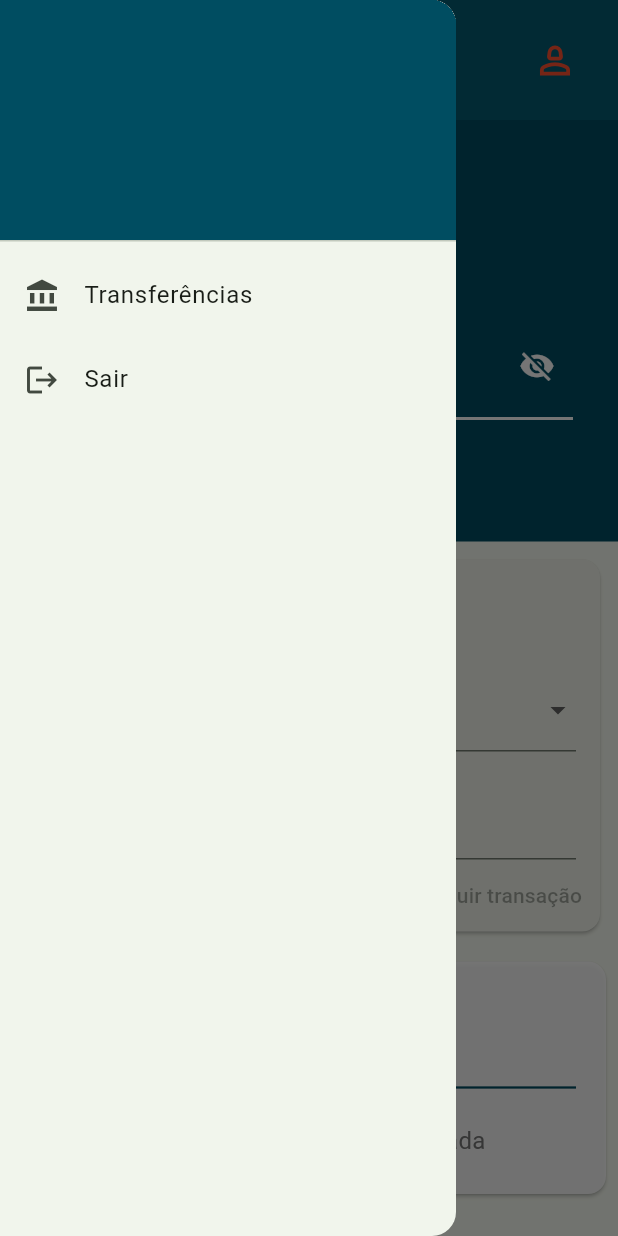
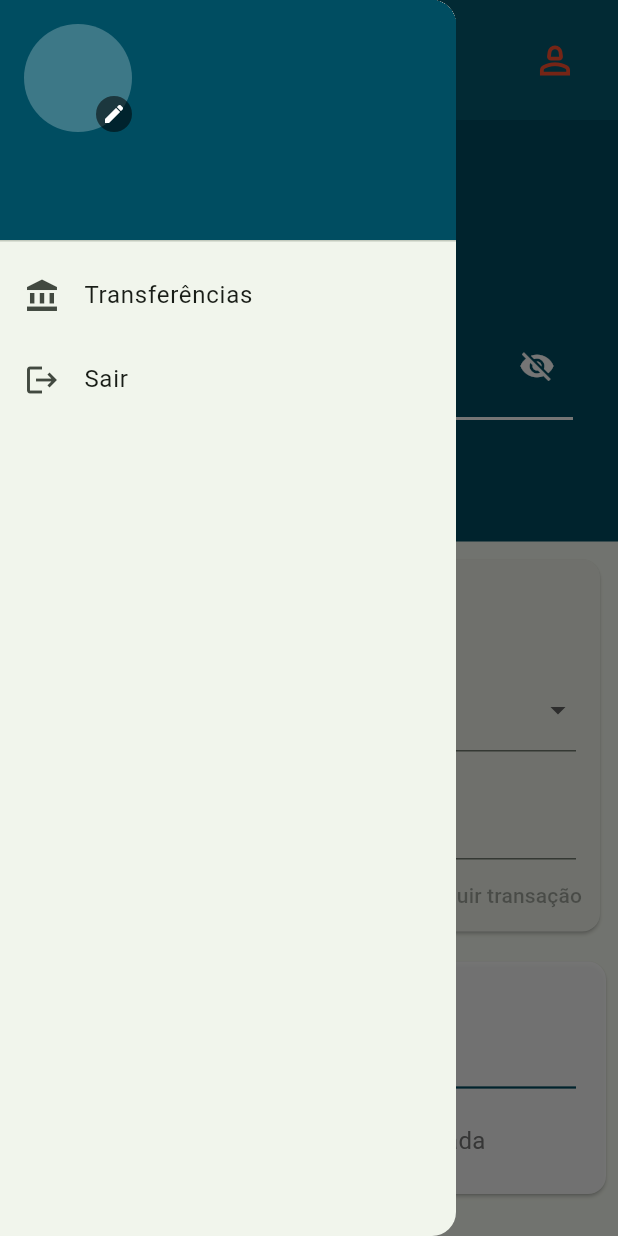
Before and after one commit to coelhoadler/pos-fiap-FRNT-TC-financeiro-mobile, a Flutter app: the DashboardScreen screen opened by its route, in the side drawer, after a tap on the "menu" icon, on a phone screen of 412 x 824 dp. Run offline on Flutter 3.47's test engine with Material 3 defaults, Android fonts, the phone set to English and light mode, and no system bars; our stand-ins replace cloud_firestore, firebase_auth, firebase_core, firebase_storage, fl_chart, flutter_multi_formatter and 3 more; accounts and stored records are empty.

Commit message:
feat: add avatar upload functionality and improve user interface in dashboard

```diff
--- a/lib/components/screens/dashboard/new_transfer/new_transfer.dart
+++ b/lib/components/screens/dashboard/new_transfer/new_transfer.dart
@@ -59,8 +59,10 @@ class _NewTransferScreenState extends State<NewTransferScreen> {
             'imagePathUrl': null,
           });
 
-      FocusScope.of(context).unfocus();
-      ToastUtil.showToast(context, 'Transação criada com sucesso.');
+      if (mounted) {
+        FocusScope.of(context).unfocus();
+        ToastUtil.showToast(context, 'Transação criada com sucesso.');
+      }
 
       setState(() {
         selectedValue = '';
--- a/lib/screens/dashboard.dart
+++ b/lib/screens/dashboard.dart
@@ -1,6 +1,10 @@
+import 'dart:io';
+
 import 'package:cloud_firestore/cloud_firestore.dart';
 import 'package:firebase_auth/firebase_auth.dart';
+import 'package:firebase_storage/firebase_storage.dart';
 import 'package:flutter/material.dart';
+import 'package:image_picker/image_picker.dart';
 import 'package:pos_fiap_fin_mobile/components/screens/dashboard/charts/pie/pie_chart.dart';
 import 'package:pos_fiap_fin_mobile/components/screens/dashboard/new_transfer/new_transfer.dart';
 import 'package:pos_fiap_fin_mobile/components/ui/firebase_logout_util.dart';
@@ -24,6 +28,10 @@ class _DashboardScreenState extends State<DashboardScreen> {
 
   bool hasTransactions = false;
   List<QueryDocumentSnapshot<Map<String, dynamic>>> transactionsData = [];
+
+  String? _photoUrl;
+  bool _uploadingAvatar = false;
+  final ImagePicker _picker = ImagePicker();
 
   @override
   void initState() {
@@ -52,6 +60,48 @@ class _DashboardScreenState extends State<DashboardScreen> {
         });
   }
 
+  Future<void> _pickAndUploadAvatar() async {
+    if (_auth.currentUser == null) return;
+
+    try {
+      final XFile? picked = await _picker.pickImage(
+        source: ImageSource.gallery,
+        maxWidth: 512,
+        maxHeight: 512,
+        imageQuality: 85,
+      );
+      if (picked == null) return;
+
+      setState(() => _uploadingAvatar = true);
+
+      final file = File(picked.path);
+      final ref = FirebaseStorage.instance
+          .ref()
+          .child('users')
+          .child(_auth.currentUser!.uid)
+          .child('avatar.jpg');
+
+      await ref.putFile(file, SettableMetadata(contentType: 'image/jpeg'));
+      final downloadUrl = await ref.getDownloadURL();
+
+      await _auth.currentUser!.updatePhotoURL(downloadUrl);
+      await _auth.currentUser!.reload();
+      setState(() {
+        _photoUrl = downloadUrl;
+      });
+    } catch (e) {
+      if (mounted) {
+        ScaffoldMessenger.of(
+          context,
+        ).showSnackBar(SnackBar(content: Text('Erro ao atualizar avatar: $e')));
+      }
+    } finally {
+      if (mounted) {
+        setState(() => _uploadingAvatar = false);
+      }
+    }
+  }
+
   @override
   Widget build(BuildContext context) {
     return Scaffold(
@@ -65,9 +115,78 @@ class _DashboardScreenState extends State<DashboardScreen> {
           children: [
             DrawerHeader(
               decoration: const BoxDecoration(color: Color(0xFF004D61)),
-              child: Text(
-                _auth.currentUser?.displayName ?? 'Usuário',
-                style: const TextStyle(color: Colors.white, fontSize: 24),
+              child: Column(
+                crossAxisAlignment: CrossAxisAlignment.start,
+                children: [
+                  GestureDetector(
+                    onTap: _uploadingAvatar ? null : _pickAndUploadAvatar,
+                    child: Stack(
+                      alignment: Alignment.center,
+                      children: [
+                        CircleAvatar(
+                          radius: 36,
+                          backgroundColor: Colors.white24,
+                          backgroundImage:
+                              (_photoUrl != null && _photoUrl!.isNotEmpty)
+                              ? NetworkImage(_photoUrl!)
+                              : null,
+                          child: (_photoUrl == null || _photoUrl!.isEmpty)
+                              ? Text(
+                                  (_auth.currentUser?.displayName ?? 'U')
+                                      .trim()
+                                      .split(' ')
+                                      .where((p) => p.isNotEmpty)
+                                      .take(2)
+                                      .map((p) => p[0].toUpperCase())
+                                      .join(),
+                                  style: const TextStyle(
+                                    fontSize: 24,
+                                    color: Colors.white,
+                                    fontWeight: FontWeight.bold,
+                                  ),
+                                )
+                              : null,
+                        ),
+                        if (_uploadingAvatar)
+                          const SizedBox(
+                            height: 72,
+                            width: 72,
+                            child: CircularProgressIndicator(
+                              strokeWidth: 3,
+                              color: Colors.white,
+                            ),
+                          ),
+                        if (!_uploadingAvatar)
+                          Positioned(
+                            bottom: 0,
+                            right: 0,
+                            child: Container(
+                              decoration: BoxDecoration(
+                                color: Colors.black54,
+                                shape: BoxShape.circle,
+                              ),
+                              padding: const EdgeInsets.all(4),
+                              child: const Icon(
+                                Icons.edit,
+                                size: 16,
+                                color: Colors.white,
+                              ),
+                            ),
+                          ),
+                      ],
+                    ),
+                  ),
+                  const SizedBox(height: 12),
+                  Text(
+                    _auth.currentUser?.displayName ?? 'Usuário',
+                    style: const TextStyle(color: Colors.white, fontSize: 18),
+                  ),
+                  const SizedBox(height: 4),
+                  Text(
+                    _auth.currentUser?.email ?? '',
+                    style: const TextStyle(color: Colors.white70, fontSize: 12),
+                  ),
+                ],
               ),
             ),
             ListTile(
```
Also changed, not shown: pubspec.lock, 1 other file.
